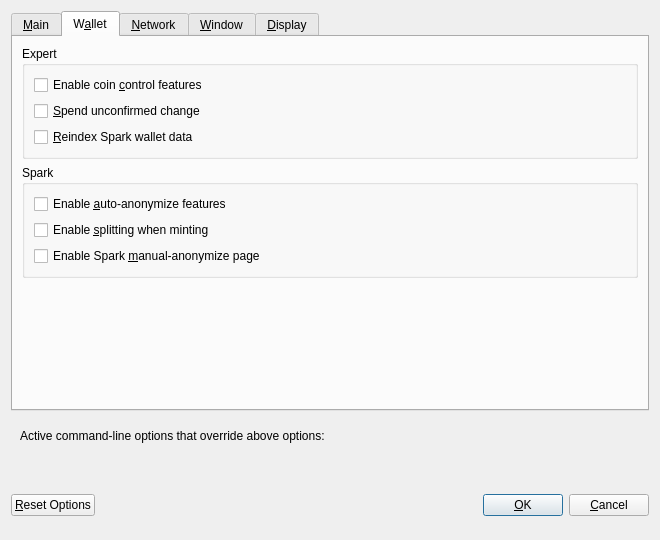
firoorg/firo, file src/qt/forms/optionsdialog.ui: the form before one commit.
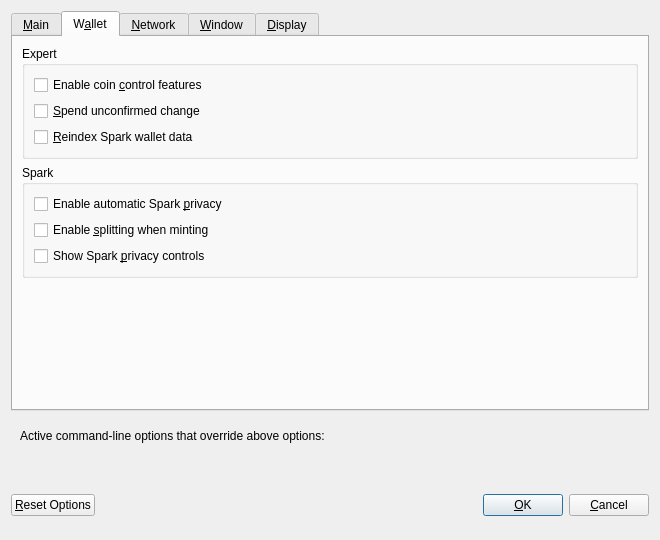
The form after the commit. Custom widgets are drawn as their Qt base class.

Commit message: Qt: make arbitrary funds private with Spark

Diff of the .ui file:
```diff
--- a/src/qt/forms/optionsdialog.ui
+++ b/src/qt/forms/optionsdialog.ui
@@ -188,7 +188,7 @@
              <string>When enabled, the wallet can prompt to anonymize transparent funds using Spark.</string>
             </property>
             <property name="text">
-             <string>Enable &amp;auto-anonymize features</string>
+             <string>Enable automatic Spark &amp;privacy</string>
             </property>
            </widget>
           </item>
@@ -208,7 +208,7 @@
              <string>Show the Spark manual anonymize controls in the overview.</string>
             </property>
             <property name="text">
-             <string>Enable Spark &amp;manual-anonymize page</string>
+             <string>Show Spark &amp;privacy controls</string>
             </property>
            </widget>
           </item>
```
Left out of the diff: 4 changed lines with no effect on the pictures. The commit also changes 11 other files.
